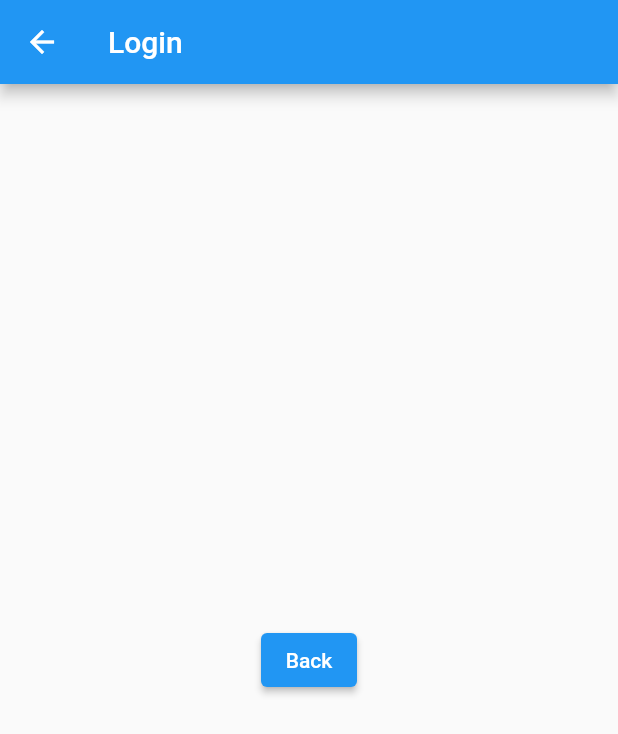
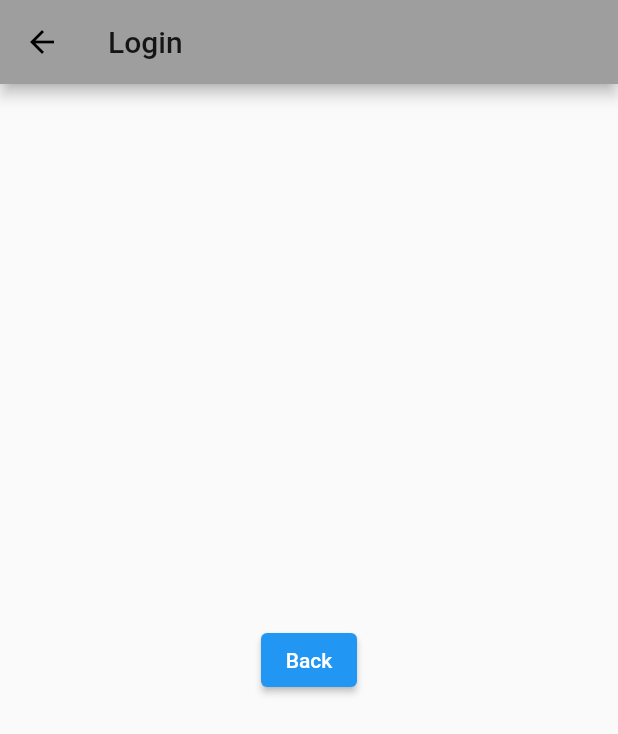
Before and after one commit to lecfy/ninjatracker, a Flutter app: the screen it shows after launch, after a tap on "Login", on a phone screen of 412 x 824 dp. Shown: the top 734 px of the screen. Run offline on Flutter 3.47's test engine with Material 2 defaults, Android fonts, the phone set to English and light mode, and no system bars.

Commit message:
add ThemeData

```diff
--- a/lib/main.dart
+++ b/lib/main.dart
@@ -8,6 +8,16 @@ void main() {
     title: 'Ninjatracker',
     home: HomeScreen(),
     debugShowCheckedModeBanner: false,
+    theme: ThemeData(
+      // Define default brightness and colors
+      primaryColor: Colors.grey,
+      accentColor: Colors.amber,
+      buttonColor: Colors.amber,
+
+      // Define default font family
+      fontFamily: 'Roboto',
+
+    ),
   ));
 }
 
```
